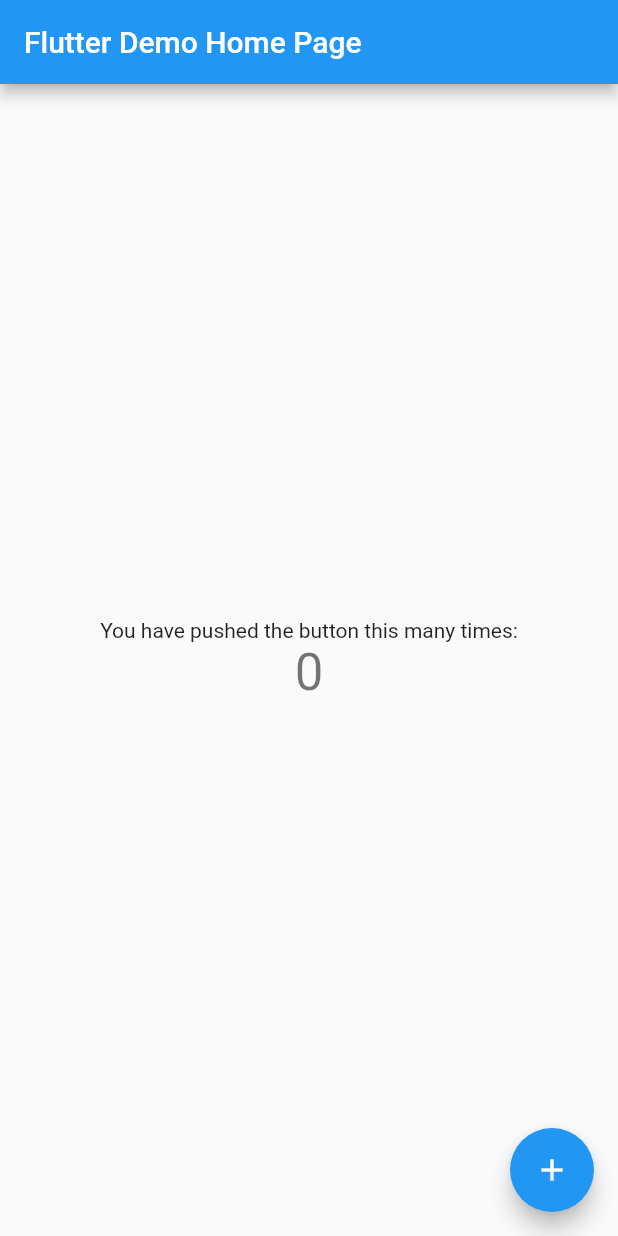
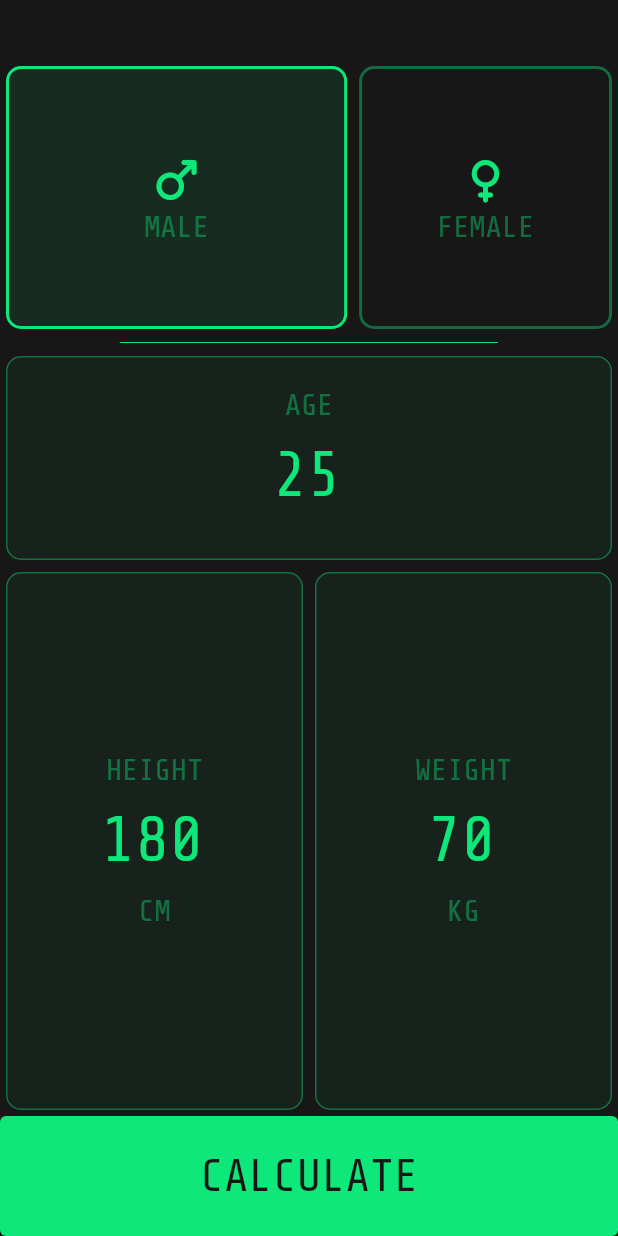
Before and after one commit to UxxeR/BMI-calculator, a Flutter app: the screen it shows after launch, on a phone screen of 412 x 824 dp. Run offline on Flutter 3.47's test engine with Material 2 defaults, Android fonts, the phone set to English and light mode, and no system bars.

```diff
--- /dev/null
+++ b/lib/logic/bmi.dart
@@ -0,0 +1,48 @@
+import 'package:flutter/material.dart';
+import 'dart:math' as math;
+
+class BMI {
+  TextEditingController _heightController = TextEditingController();
+  TextEditingController _weightController = TextEditingController();
+  double _bmi = 0;
+  String _textResult = "";
+
+  BMI(TextEditingController heightController,
+      TextEditingController weightController) {
+    _heightController = heightController;
+    _weightController = weightController;
+  }
+
+  double calculateBMI() {
+    double _height = double.parse(_heightController.text);
+    double _weight = double.parse(_weightController.text);
+    _bmi = _weight / math.pow(_height / 100, 2);
+
+    return _bmi;
+  }
+
+  String getInterpretation() {
+    if (_bmi >= 30) {
+      _textResult = "Obese";
+    } else if (_bmi >= 25) {
+      _textResult = "Overweight";
+    } else if (_bmi >= 18.5) {
+      _textResult = "Normal weight";
+    } else {
+      _textResult = "Underweight";
+    }
+
+    return _textResult;
+  }
+
+  bool checkIfCanCalculateBMI() {
+    bool _canCalculate =
+        _heightController.text.isNotEmpty && _weightController.text.isNotEmpty;
+    return _canCalculate;
+  }
+
+  void formatValidNumber() {
+    _heightController.text = _heightController.text.replaceAll(",", ".");
+    _weightController.text = _weightController.text.replaceAll(",", ".");
+  }
+}
--- a/lib/main.dart
+++ b/lib/main.dart
@@ -1,4 +1,5 @@
 import 'package:flutter/material.dart';
+import 'package:bmi_calculator/pages/home.dart';
 
 void main() {
   runApp(const MyApp());
@@ -7,109 +8,17 @@ void main() {
 class MyApp extends StatelessWidget {
   const MyApp({Key? key}) : super(key: key);
 
-  // This widget is the root of your application.
   @override
   Widget build(BuildContext context) {
     return MaterialApp(
-      title: 'Flutter Demo',
+      title: 'BMI calculator',
       theme: ThemeData(
-        // This is the theme of your application.
-        //
-        // Try running your application with "flutter run". You'll see the
-        // application has a blue toolbar. Then, without quitting the app, try
-        // changing the primarySwatch below to Colors.green and then invoke
-        // "hot reload" (press "r" in the console where you ran "flutter run",
-        // or simply save your changes to "hot reload" in a Flutter IDE).
-        // Notice that the counter didn't reset back to zero; the application
-        // is not restarted.
-        primarySwatch: Colors.blue,
+        primarySwatch: Colors.green,
+        visualDensity: VisualDensity.adaptivePlatformDensity,
+        fontFamily: 'ShareTechMono',
       ),
-      home: const MyHomePage(title: 'Flutter Demo Home Page'),
+      home: const HomePage(),
+      debugShowCheckedModeBanner: false,
     );
   }
 }
-
-class MyHomePage extends StatefulWidget {
-  const MyHomePage({Key? key, required this.title}) : super(key: key);
-
-  // This widget is the home page of your application. It is stateful, meaning
-  // that it has a State object (defined below) that contains fields that affect
-  // how it looks.
-
-  // This class is the configuration for the state. It holds the values (in this
-  // case the title) provided by the parent (in this case the App widget) and
-  // used by the build method of the State. Fields in a Widget subclass are
-  // always marked "final".
-
-  final String title;
-
-  @override
-  State<MyHomePage> createState() => _MyHomePageState();
-}
-
-class _MyHomePageState extends State<MyHomePage> {
-  int _counter = 0;
-
-  void _incrementCounter() {
-    setState(() {
-      // This call to setState tells the Flutter framework that something has
-      // changed in this State, which causes it to rerun the build method below
-      // so that the display can reflect the updated values. If we changed
-      // _counter without calling setState(), then the build method would not be
-      // called again, and so nothing would appear to happen.
-      _counter++;
-    });
-  }
-
-  @override
-  Widget build(BuildContext context) {
-    // This method is rerun every time setState is called, for instance as done
-    // by the _incrementCounter method above.
-    //
-    // The Flutter framework has been optimized to make rerunning build methods
-    // fast, so that you can just rebuild anything that needs updating rather
-    // than having to individually change instances of widgets.
-    return Scaffold(
-      appBar: AppBar(
-        // Here we take the value from the MyHomePage object that was created by
-        // the App.build method, and use it to set our appbar title.
-        title: Text(widget.title),
-      ),
-      body: Center(
-        // Center is a layout widget. It takes a single child and positions it
-        // in the middle of the parent.
-        child: Column(
-          // Column is also a layout widget. It takes a list of children and
-          // arranges them vertically. By default, it sizes itself to fit its
-          // children horizontally, and tries to be as tall as its parent.
-          //
-          // Invoke "debug painting" (press "p" in the console, choose the
-          // "Toggle Debug Paint" action from the Flutter Inspector in Android
-          // Studio, or the "Toggle Debug Paint" command in Visual Studio Code)
-          // to see the wireframe for each widget.
-          //
-          // Column has various properties to control how it sizes itself and
-          // how it positions its children. Here we use mainAxisAlignment to
-          // center the children vertically; the main axis here is the vertical
-          // axis because Columns are vertical (the cross axis would be
-          // horizontal).
-          mainAxisAlignment: MainAxisAlignment.center,
-          children: <Widget>[
-            const Text(
-              'You have pushed the button this many times:',
-            ),
-            Text(
-              '$_counter',
-              style: Theme.of(context).textTheme.headline4,
-            ),
-          ],
-        ),
-      ),
-      floatingActionButton: FloatingActionButton(
-        onPressed: _incrementCounter,
-        tooltip: 'Increment',
-        child: const Icon(Icons.add),
-      ), // This trailing comma makes auto-formatting nicer for build methods.
-    );
-  }
-}
--- /dev/null
+++ b/lib/pages/home.dart
@@ -0,0 +1,171 @@
+import 'package:bmi_calculator/logic/bmi.dart';
+import 'package:bmi_calculator/pages/result.dart';
+import 'package:bmi_calculator/widgets/icon_content.dart';
+import 'package:bmi_calculator/widgets/input_field.dart';
+import 'package:flutter/material.dart';
+import 'package:bmi_calculator/utils/app_constants.dart';
+
+class HomePage extends StatefulWidget {
+  const HomePage({Key? key}) : super(key: key);
+
+  @override
+  _HomePageState createState() => _HomePageState();
+}
+
+class _HomePageState extends State<HomePage> {
+  final TextEditingController _heightController = TextEditingController();
+  final TextEditingController _weightController = TextEditingController();
+  final TextEditingController _ageController = TextEditingController();
+  late BMI _bmi;
+  late bool activated;
+  Gender genderSelected = Gender.male;
+
+  @override
+  void initState() {
+    _heightController.text = 180.toString();
+    _weightController.text = 70.toString();
+    _ageController.text = 25.toString();
+    _bmi = BMI(_heightController, _weightController);
+    activated = _bmi.checkIfCanCalculateBMI();
+    super.initState();
+  }
+
+  @override
+  Widget build(BuildContext context) {
+    return Scaffold(
+      bottomNavigationBar: SizedBox(
+        height: 80,
+        child: ElevatedButton(
+          onPressed: activated
+              ? () {
+                  Navigator.push(
+                    context,
+                    MaterialPageRoute(
+                      builder: (context) => ResultPage(bmi: _bmi),
+                    ),
+                  );
+                }
+              : null,
+          child: const Text(
+            "CALCULATE",
+            style: TextStyle(
+              fontSize: 30,
+              color: mainHexColor,
+            ),
+          ),
+          style: ButtonStyle(
+              backgroundColor: _bmi.checkIfCanCalculateBMI()
+                  ? MaterialStateProperty.all(accentHexColor)
+                  : MaterialStateProperty.all(Colors.grey.withOpacity(0.4))),
+        ),
+      ),
+      backgroundColor: mainHexColor,
+      body: Column(
+        mainAxisAlignment: MainAxisAlignment.center,
+        crossAxisAlignment: CrossAxisAlignment.stretch,
+        children: [
+          const SizedBox(
+            height: 40,
+          ),
+          Expanded(
+            child: Row(
+              mainAxisAlignment: MainAxisAlignment.spaceEvenly,
+              crossAxisAlignment: CrossAxisAlignment.stretch,
+              children: [
+                Expanded(
+                  flex: genderSelected == Gender.male ? 4 : 3,
+                  child: IconContent(
+                    text: "Male",
+                    icon: Icons.male_rounded,
+                    action: () {
+                      setState(() {
+                        genderSelected = Gender.male;
+                      });
+                    },
+                    selected: genderSelected == Gender.male,
+                  ),
+                ),
+                Expanded(
+                  flex: genderSelected == Gender.female ? 4 : 3,
+                  child: IconContent(
+                    text: "Female",
+                    icon: Icons.female_rounded,
+                    action: () {
+                      setState(() {
+                        genderSelected = Gender.female;
+                      });
+                    },
+                    selected: genderSelected == Gender.female,
+                  ),
+                ),
+              ],
+            ),
+          ),
+          const Divider(
+            color: accentHexColor,
+            height: 10,
+            indent: 80,
+            endIndent: 80,
+          ),
+          Expanded(
+            flex: 0,
+            child: InputField(
+              controller: _ageController,
+              onUpdated: (value) {
+                setState(() {});
+              },
+              maxLength: 3,
+              label: "Age",
+              onSubmitted: (value) {},
+            ),
+          ),
+          Expanded(
+            flex: 2,
+            child: Row(
+              mainAxisAlignment: MainAxisAlignment.spaceEvenly,
+              crossAxisAlignment: CrossAxisAlignment.stretch,
+              children: [
+                Expanded(
+                  child: InputField(
+                    controller: _heightController,
+                    onUpdated: (value) {
+                      setState(() {
+                        activated = _bmi.checkIfCanCalculateBMI();
+                      });
+                    },
+                    suffix: "cm",
+                    label: "Height",
+                    onSubmitted: (value) {
+                      setState(() {
+                        _bmi.formatValidNumber();
+                      });
+                    },
+                    maxLength: 3,
+                  ),
+                ),
+                Expanded(
+                  child: InputField(
+                    controller: _weightController,
+                    onUpdated: (value) {
+                      setState(() {
+                        activated = _bmi.checkIfCanCalculateBMI();
+                      });
+                    },
+                    suffix: "kg",
+                    label: "Weight",
+                    onSubmitted: (value) {
+                      setState(() {
+                        _bmi.formatValidNumber();
+                      });
+                    },
+                    maxLength: 5,
+                  ),
+                ),
+              ],
+            ),
+          ),
+        ],
+      ),
+    );
+  }
+}
--- /dev/null
+++ b/lib/utils/app_constants.dart
@@ -0,0 +1,8 @@
+import 'package:flutter/material.dart';
+
+const Color mainHexColor = Color(0xFF171717);
+const Color accentHexColor = Color(0xFF0ee779);
+enum Gender {
+  male,
+  female,
+}
--- /dev/null
+++ b/lib/widgets/icon_content.dart
@@ -0,0 +1,55 @@
+import 'package:bmi_calculator/utils/app_constants.dart';
+import 'package:flutter/material.dart';
+
+class IconContent extends StatelessWidget {
+  const IconContent({
+    Key? key,
+    required this.text,
+    required this.icon,
+    required this.action,
+    this.selected = false,
+  }) : super(key: key);
+  final String text;
+  final IconData icon;
+  final VoidCallback? action;
+  final bool selected;
+
+  @override
+  Widget build(BuildContext context) {
+    return GestureDetector(
+      onTap: action,
+      child: Container(
+        margin: const EdgeInsets.all(4),
+        padding: const EdgeInsets.all(20),
+        decoration: BoxDecoration(
+          color: selected ? accentHexColor.withOpacity(0.1) : mainHexColor,
+          border: Border.all(
+            color: selected ? accentHexColor : accentHexColor.withOpacity(0.4),
+            width: 2,
+          ),
+          borderRadius: const BorderRadius.all(
+            Radius.circular(10),
+          ),
+        ),
+        child: Column(
+          mainAxisAlignment: MainAxisAlignment.center,
+          children: [
+            Icon(
+              icon,
+              color: accentHexColor,
+              size: 40,
+            ),
+            Text(
+              text.toUpperCase(),
+              style: TextStyle(
+                fontSize: 20,
+                fontWeight: FontWeight.w300,
+                color: accentHexColor.withOpacity(0.4),
+              ),
+            )
+          ],
+        ),
+      ),
+    );
+  }
+}
--- /dev/null
+++ b/lib/widgets/input_field.dart
@@ -0,0 +1,89 @@
+import 'package:bmi_calculator/utils/app_constants.dart';
+import 'package:flutter/material.dart';
+
+class InputField extends StatelessWidget {
+  const InputField({
+    Key? key,
+    required this.controller,
+    required this.onUpdated,
+    required this.maxLength,
+    required this.onSubmitted,
+    this.suffix = "",
+    this.label = "",
+  }) : super(key: key);
+  final TextEditingController controller;
+  final Function(String)? onSubmitted;
+  final Function(String)? onUpdated;
+  final String suffix;
+  final String label;
+  final int maxLength;
+
+  @override
+  Widget build(BuildContext context) {
+    return Container(
+      margin: const EdgeInsets.all(4),
+      padding: const EdgeInsets.all(20),
+      decoration: BoxDecoration(
+        color: accentHexColor.withOpacity(0.05),
+        border: Border.all(
+          color: accentHexColor.withOpacity(0.4),
+          width: 1,
+        ),
+        borderRadius: const BorderRadius.all(
+          Radius.circular(10),
+        ),
+      ),
+      child: Column(
+        mainAxisAlignment: MainAxisAlignment.center,
+        children: [
+          Text(
+            label.toUpperCase(),
+            style: TextStyle(
+              fontSize: 20,
+              fontWeight: FontWeight.w300,
+              color: accentHexColor.withOpacity(0.4),
+            ),
+          ),
+          SizedBox(
+            width: 130,
+            child: TextField(
+              controller: controller,
+              onSubmitted: onSubmitted,
+              onChanged: onUpdated,
+              style: const TextStyle(
+                fontSize: 42,
+                fontWeight: FontWeight.w300,
+                color: accentHexColor,
+              ),
+              keyboardType: TextInputType.number,
+              textAlign: TextAlign.center,
+              decoration: InputDecoration(
+                alignLabelWithHint: true,
+                border: InputBorder.none,
+                counterText: "",
+                hintText: "0",
+                hintStyle: TextStyle(
+                  fontSize: 42,
+                  fontWeight: FontWeight.w300,
+                  color: accentHexColor.withOpacity(0.4),
+                ),
+              ),
+              maxLength: maxLength,
+            ),
+          ),
+          Visibility(
+            visible: suffix.isNotEmpty,
+            child: Text(
+              suffix.toUpperCase(),
+              style: TextStyle(
+                fontSize: 20,
+                fontWeight: FontWeight.w300,
+                color: accentHexColor.withOpacity(0.4),
+              ),
+            ),
+          )
+        ],
+      ),
+    );
+  }
+}
```
Also changed, not shown: lib/pages/result.dart (added, +64 -0 lines), lib/widgets/background_bar.dart (added, +29 -0 lines), pubspec.yaml (+7 -16 lines), assets/fonts/ShareTechMono/ShareTechMono-Regular.ttf (added), 3 other files.
